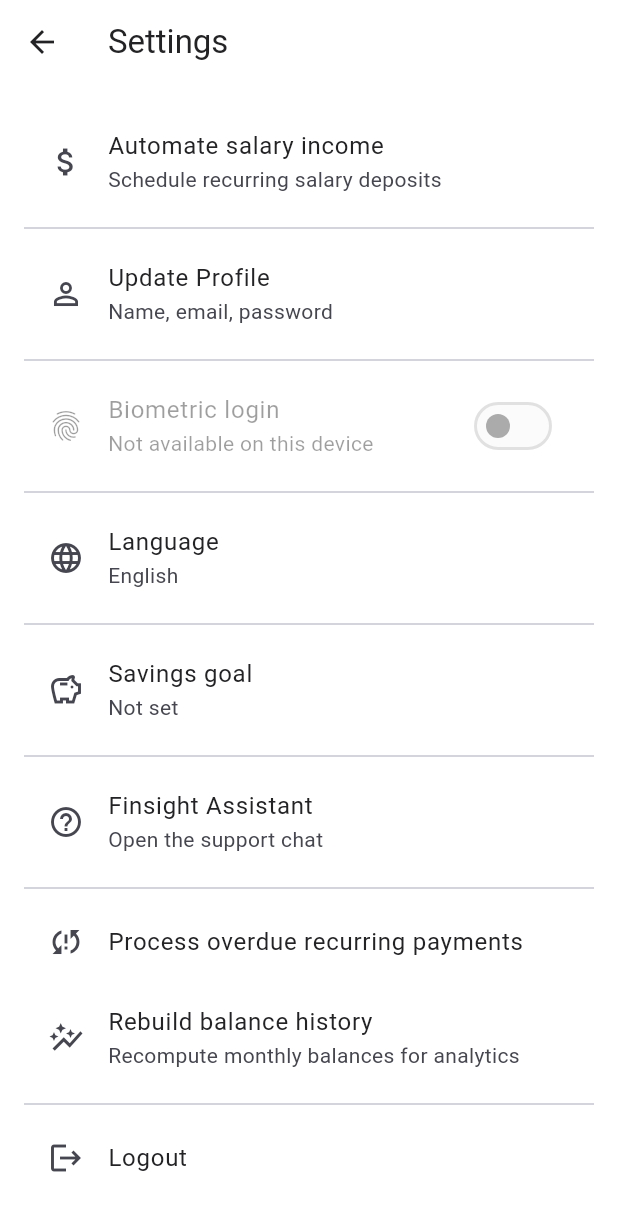
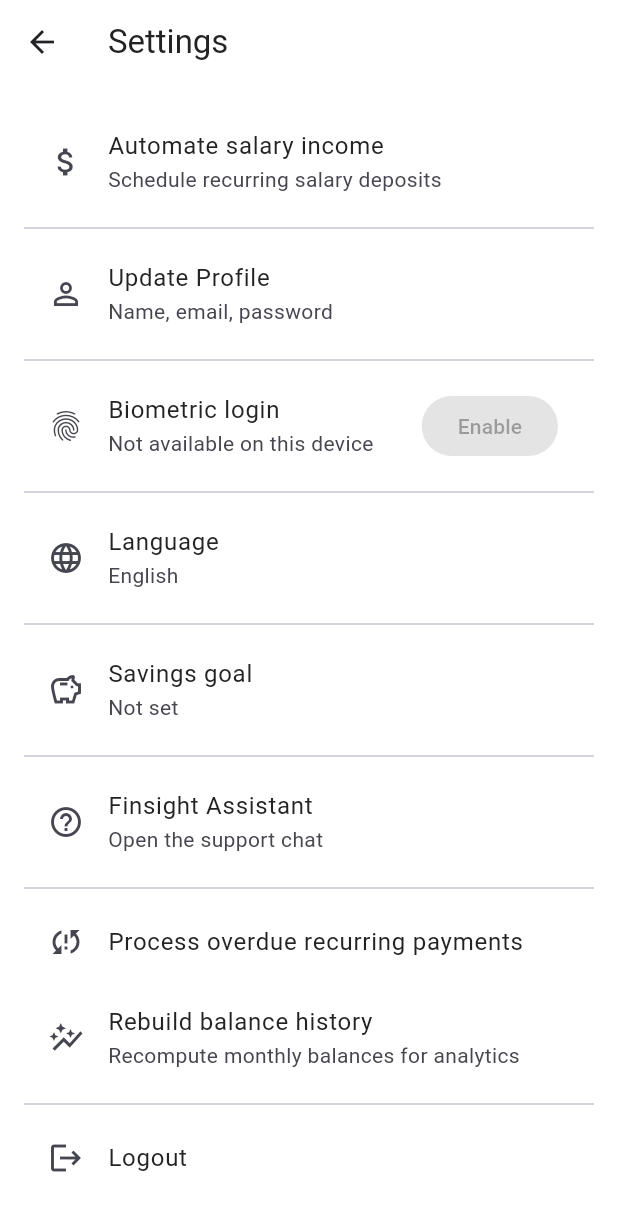
Before and after one commit to EliasSherem/financial-board, a Flutter app: the SettingsScreen screen opened directly, on a phone screen of 412 x 824 dp. Shown: the top 1211 px of the screen. Run offline on Flutter 3.47's test engine with Material 3 defaults, Android fonts, the phone set to English and light mode, and no system bars; our stand-ins replace firebase_core, firebase_messaging, fl_chart, flutter_local_notifications, flutter_svg, in_app_purchase and 4 more; missing offline and left inert: home_widget; accounts and stored records are empty.

Commit message:
Added biometric login option on settings page

```diff
--- a/mobile/lib/screens/settings_screen.dart
+++ b/mobile/lib/screens/settings_screen.dart
@@ -184,18 +184,23 @@ class _SettingsScreenState extends State<SettingsScreen> {
                 ),
           ),
           const Divider(),
-          SwitchListTile(
-            secondary: const Icon(Icons.fingerprint),
-            value: biometricEnabled,
-            onChanged:
-                canToggleBiometric
-                    ? (v) async {
-                      if (v && !canEnableBiometric) return;
-                      await auth.setBiometricEnabled(v);
-                    }
-                    : null,
+          ListTile(
+            leading: const Icon(Icons.fingerprint),
             title: Text(L('Biometric login', 'Inicio con biometr\u00EDa')),
             subtitle: Text(biometricSubtitle),
+            trailing: FilledButton(
+              onPressed:
+                  canToggleBiometric
+                      ? () async {
+                        final next = !biometricEnabled;
+                        if (next && !canEnableBiometric) return;
+                        await auth.setBiometricEnabled(next);
+                      }
+                      : null,
+              child: Text(
+                biometricEnabled ? L('Disable', 'Desactivar') : L('Enable', 'Activar'),
+              ),
+            ),
           ),
           const Divider(),
           ListTile(
```
Also changed, not shown: 1 other file.
